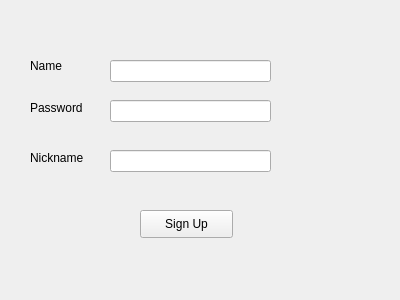
Above: Intro-Game/registro.ui from yjmantilla/hockey before the change. Below: the same form after it.
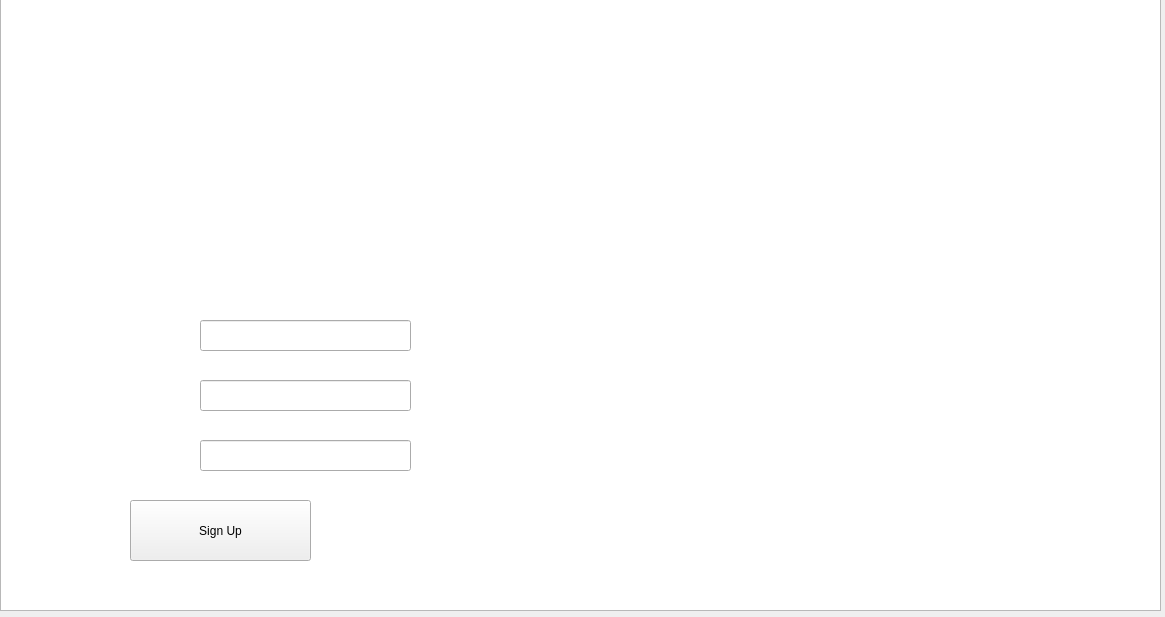
That is the form after the change. Icons and pictures are not drawn.

```diff
--- a/Intro-Game/registro.ui
+++ b/Intro-Game/registro.ui
@@ -9,8 +9,8 @@
    <rect>
     <x>0</x>
     <y>0</y>
-    <width>400</width>
-    <height>300</height>
+    <width>1165</width>
+    <height>617</height>
    </rect>
   </property>
   <property name="windowTitle">
@@ -19,10 +19,10 @@
   <widget class="QPushButton" name="pushButton">
    <property name="geometry">
     <rect>
-     <x>140</x>
-     <y>210</y>
-     <width>93</width>
-     <height>28</height>
+     <x>130</x>
+     <y>500</y>
+     <width>181</width>
+     <height>61</height>
     </rect>
    </property>
    <property name="text">
@@ -32,46 +32,46 @@
   <widget class="QLabel" name="label">
    <property name="geometry">
     <rect>
-     <x>30</x>
-     <y>50</y>
-     <width>91</width>
+     <x>70</x>
+     <y>330</y>
+     <width>101</width>
      <height>31</height>
     </rect>
    </property>
    <property name="text">
-    <string>Name</string>
+    <string>&lt;html&gt;&lt;head/&gt;&lt;body&gt;&lt;p&gt;&lt;span style=&quot; font-size:14pt; font-weight:600; color:#ffffff;&quot;&gt;Name&lt;/span&gt;&lt;/p&gt;&lt;/body&gt;&lt;/html&gt;</string>
    </property>
   </widget>
   <widget class="QLabel" name="label_2">
    <property name="geometry">
     <rect>
-     <x>30</x>
-     <y>100</y>
-     <width>91</width>
-     <height>16</height>
+     <x>70</x>
+     <y>380</y>
+     <width>121</width>
+     <height>31</height>
     </rect>
    </property>
    <property name="text">
-    <string>Password</string>
+    <string>&lt;html&gt;&lt;head/&gt;&lt;body&gt;&lt;p&gt;&lt;span style=&quot; font-size:14pt; font-weight:600; color:#ffffff;&quot;&gt;Password&lt;/span&gt;&lt;/p&gt;&lt;/body&gt;&lt;/html&gt;</string>
    </property>
   </widget>
   <widget class="QLineEdit" name="User">
    <property name="geometry">
     <rect>
-     <x>110</x>
-     <y>60</y>
-     <width>161</width>
-     <height>22</height>
+     <x>200</x>
+     <y>320</y>
+     <width>211</width>
+     <height>31</height>
     </rect>
    </property>
   </widget>
   <widget class="QLineEdit" name="Password">
    <property name="geometry">
     <rect>
-     <x>110</x>
-     <y>100</y>
-     <width>161</width>
-     <height>22</height>
+     <x>200</x>
+     <y>380</y>
+     <width>211</width>
+     <height>31</height>
     </rect>
    </property>
    <property name="echoMode">
@@ -81,26 +81,47 @@
   <widget class="QLabel" name="label_3">
    <property name="geometry">
     <rect>
-     <x>30</x>
-     <y>150</y>
-     <width>71</width>
-     <height>16</height>
+     <x>70</x>
+     <y>430</y>
+     <width>131</width>
+     <height>41</height>
     </rect>
    </property>
    <property name="text">
-    <string>Nickname</string>
+    <string>&lt;html&gt;&lt;head/&gt;&lt;body&gt;&lt;p&gt;&lt;span style=&quot; font-size:14pt; font-weight:600; color:#ffffff;&quot;&gt;Nickname&lt;/span&gt;&lt;/p&gt;&lt;/body&gt;&lt;/html&gt;</string>
    </property>
   </widget>
   <widget class="QLineEdit" name="NickN">
    <property name="geometry">
     <rect>
-     <x>110</x>
-     <y>150</y>
-     <width>161</width>
-     <height>22</height>
+     <x>200</x>
+     <y>440</y>
+     <width>211</width>
+     <height>31</height>
     </rect>
    </property>
   </widget>
+  <widget class="QGraphicsView" name="graphicsView">
+   <property name="geometry">
+    <rect>
+     <x>0</x>
+     <y>-10</y>
+     <width>1161</width>
+     <height>621</height>
+    </rect>
+   </property>
+   <property name="styleSheet">
+    <string notr="true">background-image: url(:/Imagenes/air-hockey3.jpg);</string>
+   </property>
+  </widget>
+  <zorder>graphicsView</zorder>
+  <zorder>pushButton</zorder>
+  <zorder>label</zorder>
+  <zorder>label_2</zorder>
+  <zorder>User</zorder>
+  <zorder>Password</zorder>
+  <zorder>label_3</zorder>
+  <zorder>NickN</zorder>
  </widget>
  <resources/>
  <connections/>
```
